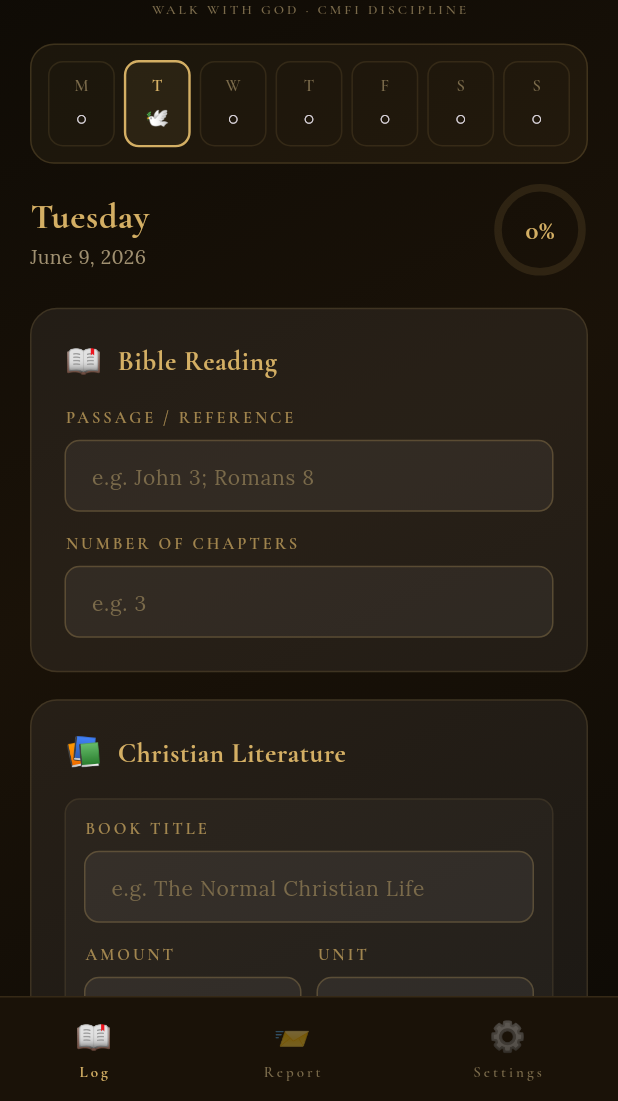
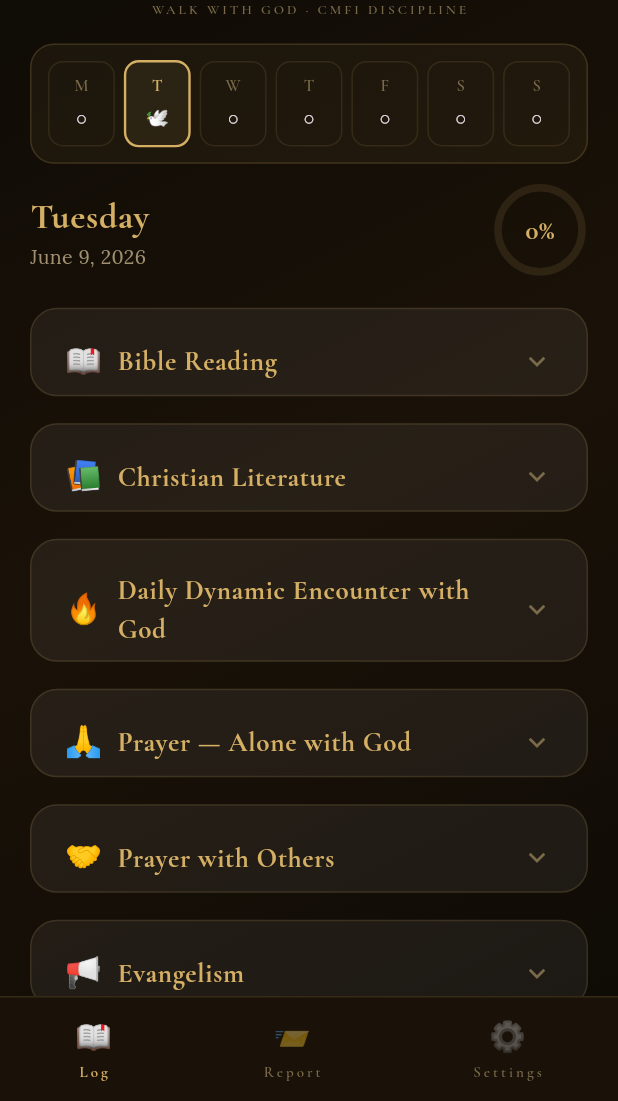
Before and after one commit to cgeelectropro/daily-account, a Flutter app: the HomeShell screen opened directly, on a phone screen of 412 x 824 dp, the part 135-1236 px from its top. Run offline on Flutter 3.47's test engine with Material 3 defaults, Android fonts, the phone set to English and light mode, and no system bars; drawn by our look-alikes of flutter_animate; our stand-ins replace file_picker, flutter_local_notifications, google_fonts, share_plus, shared_preferences, sqflite and 1 more; accounts and stored records are empty.

Commit message:
feat: add fasting, giving, church, discipleship sections + collapsible cards + i18n
Co-Authored-By: Claude Opus 4.6 <noreply@anthropic.com>

```diff
--- a/lib/screens/log_screen.dart
+++ b/lib/screens/log_screen.dart
@@ -1,6 +1,7 @@
 import 'package:flutter/material.dart';
 import 'package:intl/intl.dart';
 import 'package:flutter_animate/flutter_animate.dart';
+import '../l10n/generated/app_localizations.dart';
 import '../models/daily_log.dart';
 import '../services/storage_service.dart';
 import '../theme/app_theme.dart';
@@ -46,10 +47,11 @@ class _LogScreenState extends State<LogScreen> {
   }
 
   void _markComplete() {
+    final t = S.of(context);
     setState(() => _log.completed = true);
     _persist();
     ScaffoldMessenger.of(context).showSnackBar(
-      _snack('✅ Day marked complete. Well done, good and faithful servant!'),
+      _snack('\u2705 ${t.markedComplete}'),
     );
   }
 
@@ -68,6 +70,8 @@ class _LogScreenState extends State<LogScreen> {
     if (_loading) {
       return const Center(child: CircularProgressIndicator(color: AppTheme.gold));
     }
+
+    final t = S.of(context);
 
     return ListView(
       padding: const EdgeInsets.fromLTRB(20, 8, 20, 120),
@@ -96,24 +100,33 @@ class _LogScreenState extends State<LogScreen> {
         const SizedBox(height: 20),
 
         // Bible
-        SectionCard(icon: '📖', title: 'Bible Reading', children: [
+        SectionCard(
+          icon: '\u{1F4D6}',
+          title: t.sectionBible,
+          initiallyExpanded: _log.bibleReference.isNotEmpty || _log.bibleChapters.isNotEmpty,
+          children: [
             GoldField(
-            label: 'Passage / Reference',
-            hint: 'e.g. John 3; Romans 8',
+              label: t.bibleRefLabel,
+              hint: t.bibleRefHint,
               value: _log.bibleReference,
               onChanged: (v) { _log.bibleReference = v; _persist(); },
             ),
             GoldField(
-            label: 'Number of Chapters',
-            hint: 'e.g. 3',
+              label: t.bibleChaptersLabel,
+              hint: t.bibleChaptersHint,
               value: _log.bibleChapters,
               keyboardType: TextInputType.number,
               onChanged: (v) { _log.bibleChapters = v; _persist(); },
             ),
-        ]).animate().fadeIn(delay: 80.ms),
+          ],
+        ).animate().fadeIn(delay: 80.ms),
 
         // Literature (multiple)
-        SectionCard(icon: '📚', title: 'Christian Literature', children: [
+        SectionCard(
+          icon: '\u{1F4DA}',
+          title: t.sectionLiterature,
+          initiallyExpanded: _log.literature.any((l) => l.title.isNotEmpty),
+          children: [
             ..._log.literature.asMap().entries.map((entry) {
               final i = entry.key;
               final lit = entry.value;
@@ -128,8 +141,8 @@ class _LogScreenState extends State<LogScreen> {
                 child: Column(
                   children: [
                     GoldField(
-                    label: 'Book Title',
-                    hint: 'e.g. The Normal Christian Life',
+                      label: t.bookTitleLabel,
+                      hint: t.bookTitleHint,
                       value: lit.title,
                       onChanged: (v) { lit.title = v; _persist(); },
                     ),
@@ -138,8 +151,8 @@ class _LogScreenState extends State<LogScreen> {
                       children: [
                         Expanded(
                           child: GoldField(
-                          label: 'Amount',
-                          hint: 'e.g. 15',
+                            label: t.amountLabel,
+                            hint: t.amountHint,
                             value: lit.amount,
                             keyboardType: TextInputType.number,
                             onChanged: (v) { lit.amount = v; _persist(); },
@@ -158,7 +171,7 @@ class _LogScreenState extends State<LogScreen> {
                             _persist();
                           },
                           icon: const Icon(Icons.remove_circle_outline, size: 16, color: AppTheme.rust),
-                        label: Text('Remove', style: AppTheme.serif(12, color: AppTheme.rust)),
+                          label: Text(t.remove, style: AppTheme.serif(12, color: AppTheme.rust)),
                         ),
                       ),
                   ],
@@ -172,101 +185,231 @@ class _LogScreenState extends State<LogScreen> {
                   setState(() => _log.literature.add(LiteratureEntry()));
                 },
                 icon: const Icon(Icons.add_circle_outline, size: 18, color: AppTheme.gold),
-              label: Text('Add another book', style: AppTheme.serif(13, color: AppTheme.gold)),
+                label: Text(t.addAnotherBook, style: AppTheme.serif(13, color: AppTheme.gold)),
               ),
             ),
-        ]).animate().fadeIn(delay: 120.ms),
+          ],
+        ).animate().fadeIn(delay: 120.ms),
 
         // DDEG
-        SectionCard(icon: '🔥', title: 'Dynamic Encounter with God', children: [
+        SectionCard(
+          icon: '\u{1F525}',
+          title: t.sectionDDEG,
+          initiallyExpanded: _log.ddegScripture.isNotEmpty || _log.ddegNotes.isNotEmpty,
+          children: [
             GoldField(
-            label: 'Scripture Meditated On',
-            hint: 'e.g. Psalm 23:1',
+              label: t.ddegScriptureLabel,
+              hint: t.ddegScriptureHint,
               value: _log.ddegScripture,
               onChanged: (v) { _log.ddegScripture = v; _persist(); },
             ),
             GoldField(
-            label: 'Time Spent',
-            hint: 'e.g. 30 minutes',
+              label: t.ddegTimeLabel,
+              hint: t.ddegTimeHint,
               value: _log.ddegTime,
               onChanged: (v) { _log.ddegTime = v; _persist(); },
             ),
             GoldField(
-            label: 'What God Spoke to You',
-            hint: 'Write what the Lord revealed or impressed...',
+              label: t.ddegNotesLabel,
+              hint: t.ddegNotesHint,
               value: _log.ddegNotes,
               maxLines: 4,
               onChanged: (v) { _log.ddegNotes = v; _persist(); },
             ),
-        ]).animate().fadeIn(delay: 160.ms),
+          ],
+        ).animate().fadeIn(delay: 160.ms),
 
         // Prayer alone
-        SectionCard(icon: '🙏', title: 'Prayer — Alone with God', children: [
+        SectionCard(
+          icon: '\u{1F64F}',
+          title: t.sectionPrayerAlone,
+          initiallyExpanded: _log.prayerAloneDuration.isNotEmpty || _log.prayerAloneNotes.isNotEmpty,
+          children: [
             GoldField(
-            label: 'Duration',
-            hint: 'e.g. 45 minutes',
+              label: t.durationLabel,
+              hint: t.durationHint,
               value: _log.prayerAloneDuration,
               onChanged: (v) { _log.prayerAloneDuration = v; _persist(); },
             ),
             GoldField(
-            label: 'How was your prayer time?',
-            hint: 'Burdens, intercessions, breakthroughs...',
+              label: t.prayerAloneNotesLabel,
+              hint: t.prayerAloneNotesHint,
               value: _log.prayerAloneNotes,
               maxLines: 3,
               onChanged: (v) { _log.prayerAloneNotes = v; _persist(); },
             ),
-        ]).animate().fadeIn(delay: 200.ms),
+          ],
+        ).animate().fadeIn(delay: 200.ms),
 
         // Prayer with others
-        SectionCard(icon: '🤝', title: 'Prayer with Others', children: [
+        SectionCard(
+          icon: '\u{1F91D}',
+          title: t.sectionPrayerOthers,
+          initiallyExpanded: _log.prayerOthersDuration.isNotEmpty || _log.prayerOthersContext.isNotEmpty,
+          children: [
             GoldField(
-            label: 'Duration',
-            hint: 'e.g. 1 hour',
+              label: t.durationLabel,
+              hint: t.durationHint,
               value: _log.prayerOthersDuration,
               onChanged: (v) { _log.prayerOthersDuration = v; _persist(); },
             ),
             GoldField(
-            label: 'Context (Who / Where)',
-            hint: 'e.g. Cell group, prayer meeting',
+              label: t.prayerOthersContextLabel,
+              hint: t.prayerOthersContextHint,
               value: _log.prayerOthersContext,
               onChanged: (v) { _log.prayerOthersContext = v; _persist(); },
             ),
-        ]).animate().fadeIn(delay: 240.ms),
+          ],
+        ).animate().fadeIn(delay: 240.ms),
 
         // Evangelism
-        SectionCard(icon: '📢', title: 'Evangelism', children: [
+        SectionCard(
+          icon: '\u{1F4E2}',
+          title: t.sectionEvangelism,
+          initiallyExpanded: _log.evangelismContacts.isNotEmpty || _log.evangelismOutcome.isNotEmpty,
+          children: [
             GoldField(
-            label: 'Number of Contacts',
-            hint: 'e.g. 2',
+              label: t.evangelismContactsLabel,
+              hint: t.evangelismContactsHint,
               value: _log.evangelismContacts,
               keyboardType: TextInputType.number,
               onChanged: (v) { _log.evangelismContacts = v; _persist(); },
             ),
             GoldField(
-            label: 'Outcome / Response',
-            hint: 'e.g. One received the gospel',
+              label: t.evangelismOutcomeLabel,
+              hint: t.evangelismOutcomeHint,
               value: _log.evangelismOutcome,
               onChanged: (v) { _log.evangelismOutcome = v; _persist(); },
             ),
             GoldField(
-            label: 'Notes / Follow-up',
-            hint: 'Names, conversations, next steps...',
+              label: t.evangelismNotesLabel,
+              hint: t.evangelismNotesHint,
               value: _log.evangelismNotes,
               maxLines: 3,
               onChanged: (v) { _log.evangelismNotes = v; _persist(); },
             ),
-        ]).animate().fadeIn(delay: 280.ms),
+          ],
+        ).animate().fadeIn(delay: 280.ms),
+
+        // Fasting
+        SectionCard(
+          icon: '\u{1F37D}\uFE0F',
+          title: t.sectionFasting,
+          initiallyExpanded: _log.fastingType.isNotEmpty || _log.fastingDuration.isNotEmpty,
+          children: [
+            GoldField(
+              label: t.fastingTypeLabel,
+              hint: t.fastingTypeHint,
+              value: _log.fastingType,
+              onChanged: (v) { _log.fastingType = v; _persist(); },
+            ),
+            GoldField(
+              label: t.fastingDurationLabel,
+              hint: t.fastingDurationHint,
+              value: _log.fastingDuration,
+              onChanged: (v) { _log.fastingDuration = v; _persist(); },
+            ),
+            GoldField(
+              label: t.fastingPrayerFocusLabel,
+              hint: t.fastingPrayerFocusHint,
+              value: _log.fastingPrayerFocus,
+              maxLines: 3,
+              onChanged: (v) { _log.fastingPrayerFocus = v; _persist(); },
+            ),
+          ],
+        ).animate().fadeIn(delay: 320.ms),
+
+        // Giving & Tithes
+        SectionCard(
+          icon: '\u{1F4B0}',
+          title: t.sectionGiving,
+          initiallyExpanded: _log.givingType.isNotEmpty || _log.givingAmount.isNotEmpty,
+          children: [
+            GoldField(
+              label: t.givingTypeLabel,
+              hint: t.givingTypeHint,
+              value: _log.givingType,
+              onChanged: (v) { _log.givingType = v; _persist(); },
+            ),
+            GoldField(
+              label: t.givingAmountLabel,
+              hint: t.givingAmountHint,
+              value: _log.givingAmount,
+              onChanged: (v) { _log.givingAmount = v; _persist(); },
+            ),
+            GoldField(
+              label: t.givingPurposeLabel,
+              hint: t.givingPurposeHint,
+              value: _log.givingPurpose,
+              onChanged: (v) { _log.givingPurpose = v; _persist(); },
+            ),
+          ],
+        ).animate().fadeIn(delay: 360.ms),
+
+        // Church & Fellowship
+        SectionCard(
+          icon: '\u26EA',
+          title: t.sectionChurch,
+          initiallyExpanded: _log.churchType.isNotEmpty || _log.churchNotes.isNotEmpty,
+          children: [
+            GoldField(
+              label: t.churchTypeLabel,
+              hint: t.churchTypeHint,
+              value: _log.churchType,
+              onChanged: (v) { _log.churchType = v; _persist(); },
+            ),
+            GoldField(
+              label: t.churchNotesLabel,
+              hint: t.churchNotesHint,
+              value: _log.churchNotes,
+              maxLines: 3,
+              onChanged: (v) { _log.churchNotes = v; _persist(); },
+            ),
+          ],
+        ).animate().fadeIn(delay: 400.ms),
+
+        // Discipleship
+        SectionCard(
+          icon: '\u{1F465}',
+          title: t.sectionDiscipleship,
+          initiallyExpanded: _log.discipleshipWho.isNotEmpty || _log.discipleshipTopic.isNotEmpty,
+          children: [
+            GoldField(
+              label: t.discipleshipWhoLabel,
+              hint: t.discipleshipWhoHint,
+              value: _log.discipleshipWho,
+              onChanged: (v) { _log.discipleshipWho = v; _persist(); },
+            ),
+            GoldField(
+              label: t.discipleshipTopicLabel,
+              hint: t.discipleshipTopicHint,
+              value: _log.discipleshipTopic,
+              onChanged: (v) { _log.discipleshipTopic = v; _persist(); },
+            ),
+            GoldField(
+              label: t.discipleshipDurationLabel,
+              hint: t.discipleshipDurationHint,
+              value: _log.discipleshipDuration,
+              onChanged: (v) { _log.discipleshipDuration = v; _persist(); },
+            ),
+          ],
+        ).animate().fadeIn(delay: 440.ms),
 
         // Other
-        SectionCard(icon: '➕', title: 'Other Spiritual Activities', children: [
+        SectionCard(
+          icon: '\u2795',
+          title: t.sectionOther,
+          initiallyExpanded: _log.other.isNotEmpty,
+          children: [
             GoldField(
-            label: 'Fasting, fellowship, service, discipleship...',
-            hint: 'Describe any other significant activity today...',
+              label: t.otherLabel,
+              hint: t.otherHint,
               value: _log.other,
               maxLines: 3,
               onChanged: (v) { _log.other = v; _persist(); },
             ),
-        ]).animate().fadeIn(delay: 320.ms),
+          ],
+        ).animate().fadeIn(delay: 480.ms),
 
         const SizedBox(height: 8),
 
@@ -285,21 +428,22 @@ class _LogScreenState extends State<LogScreen> {
             ),
             alignment: Alignment.center,
             child: Text(
-              _log.completed ? '✓ Completed' : '✅ Mark Day Complete',
+              _log.completed ? '\u2713 ${t.markedComplete}' : '\u2705 ${t.markComplete}',
               style: AppTheme.display(17,
                   color: _log.completed ? AppTheme.green : AppTheme.bg0),
             ),
           ),
-        ).animate().fadeIn(delay: 360.ms),
+        ).animate().fadeIn(delay: 520.ms),
       ],
     );
   }
 
   Widget _unitDropdown(LiteratureEntry lit) {
+    final t = S.of(context);
     return Column(
       crossAxisAlignment: CrossAxisAlignment.start,
       children: [
-        Text('UNIT', style: AppTheme.label(11, color: AppTheme.gold.withOpacity(0.7))),
+        Text(t.unitLabel, style: AppTheme.label(11, color: AppTheme.gold.withOpacity(0.7))),
         const SizedBox(height: 6),
         Container(
           padding: const EdgeInsets.symmetric(horizontal: 12),
@@ -314,10 +458,10 @@ class _LogScreenState extends State<LogScreen> {
               isExpanded: true,
               dropdownColor: AppTheme.bg2,
               style: AppTheme.serif(15, color: AppTheme.cream),
-              items: const [
-                DropdownMenuItem(value: 'pages', child: Text('Pages')),
-                DropdownMenuItem(value: 'chapters', child: Text('Chapters')),
-                DropdownMenuItem(value: 'books', child: Text('Books')),
+              items: [
+                DropdownMenuItem(value: 'pages', child: Text(t.unitPages)),
+                DropdownMenuItem(value: 'chapters', child: Text(t.unitChapters)),
+                DropdownMenuItem(value: 'books', child: Text(t.unitBooks)),
               ],
               onChanged: (v) { setState(() => lit.unit = v ?? 'pages'); _persist(); },
             ),
--- a/lib/widgets/common_widgets.dart
+++ b/lib/widgets/common_widgets.dart
@@ -3,11 +3,32 @@ import 'package:flutter/material.dart';
 import '../theme/app_theme.dart';
 
 /// A frosted card that groups a spiritual discipline section.
-class SectionCard extends StatelessWidget {
+/// Supports expand/collapse via tap on the header.
+class SectionCard extends StatefulWidget {
   final String icon;
   final String title;
   final List<Widget> children;
-  const SectionCard({super.key, required this.icon, required this.title, required this.children});
+  final bool initiallyExpanded;
+  const SectionCard({
+    super.key,
+    required this.icon,
+    required this.title,
+    required this.children,
+    this.initiallyExpanded = true,
+  });
+
+  @override
+  State<SectionCard> createState() => _SectionCardState();
+}
+
+class _SectionCardState extends State<SectionCard> {
+  late bool _expanded;
+
+  @override
+  void initState() {
+    super.initState();
+    _expanded = widget.initiallyExpanded;
+  }
 
   @override
   Widget build(BuildContext context) {
@@ -23,15 +44,27 @@ class SectionCard extends StatelessWidget {
       child: Column(
         crossAxisAlignment: CrossAxisAlignment.start,
         children: [
-          Row(
-            children: [
-              Text(icon, style: const TextStyle(fontSize: 20)),
-              const SizedBox(width: 10),
-              Text(title, style: AppTheme.display(18, color: AppTheme.gold)),
-            ],
+          GestureDetector(
+            onTap: () => setState(() => _expanded = !_expanded),
+            child: Row(
+              children: [
+                Text(widget.icon, style: const TextStyle(fontSize: 20)),
+                const SizedBox(width: 10),
+                Expanded(
+                  child: Text(widget.title, style: AppTheme.display(18, color: AppTheme.gold)),
+                ),
+                Icon(
+                  _expanded ? Icons.expand_less : Icons.expand_more,
+                  color: AppTheme.clay,
+                  size: 22,
+                ),
+              ],
+            ),
           ),
-          const SizedBox(height: 16),
-          ...children,
+          if (_expanded) ...[
+            const SizedBox(height: 16),
+            ...widget.children,
+          ],
         ],
       ),
     );
```
Lines whose indentation alone changed are shown as unchanged.
